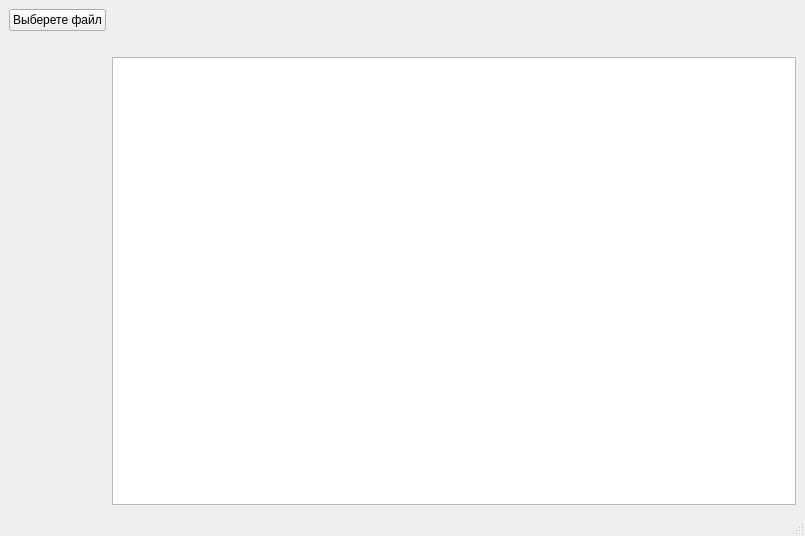
Before: the Qt Designer form GUI/untitled.ui in Spyke09/EnglishBooksAnalises, drawn with Qt 5.
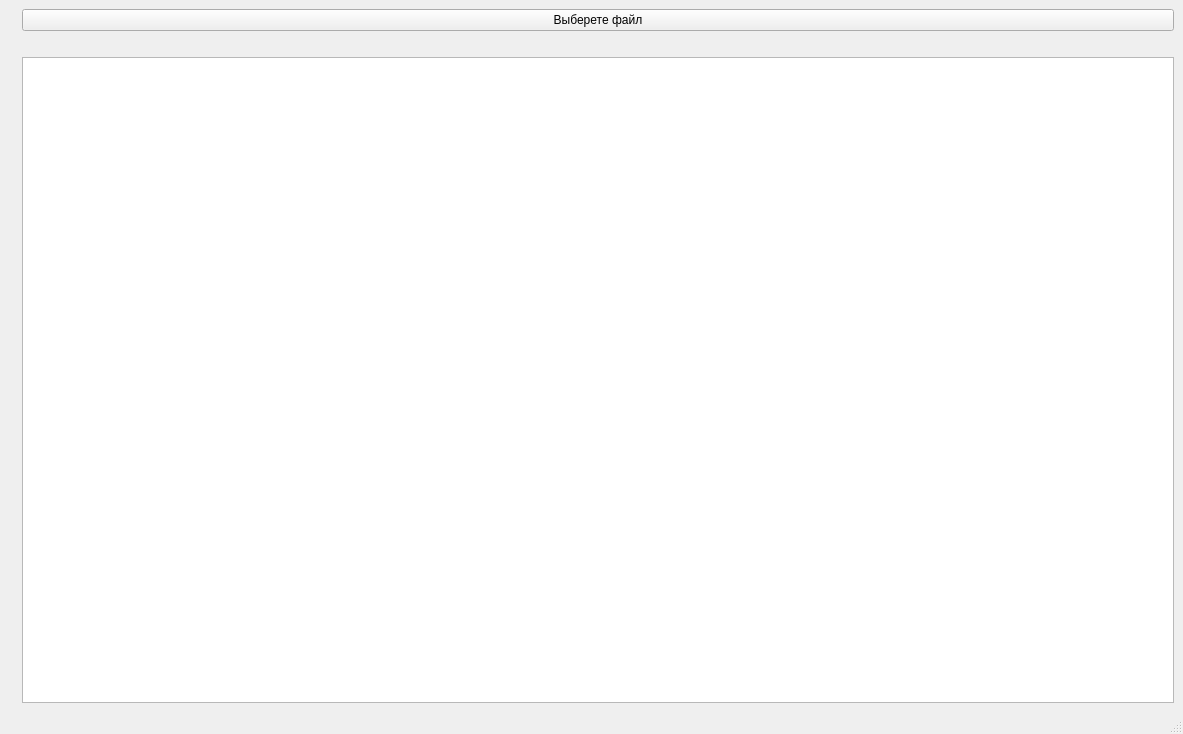
After: the same form once the commit is applied.

What changed in the file:
```diff
--- a/GUI/untitled.ui
+++ b/GUI/untitled.ui
@@ -6,8 +6,8 @@
    <rect>
     <x>0</x>
     <y>0</y>
-    <width>805</width>
-    <height>536</height>
+    <width>1183</width>
+    <height>734</height>
    </rect>
   </property>
   <property name="minimumSize">
@@ -23,31 +23,17 @@
    <layout class="QHBoxLayout" name="horizontalLayout">
     <item>
      <layout class="QGridLayout" name="gridLayout">
-      <item row="1" column="0">
-       <widget class="QLabel" name="label">
-        <property name="text">
-         <string/>
-        </property>
-       </widget>
-      </item>
-      <item row="0" column="0">
-       <widget class="QPushButton" name="pushButton">
-        <property name="text">
-         <string>Выберете файл</string>
-        </property>
-       </widget>
-      </item>
-      <item row="2" column="1">
-       <widget class="QListWidget" name="listWidget"/>
-      </item>
-      <item row="1" column="1">
+      <item row="1" column="2">
        <widget class="QLabel" name="label_2">
         <property name="text">
          <string/>
         </property>
        </widget>
       </item>
-      <item row="2" column="0">
+      <item row="3" column="2">
+       <widget class="QListWidget" name="listWidget"/>
+      </item>
+      <item row="3" column="0">
        <layout class="QVBoxLayout" name="verticalLayout_1">
         <property name="spacing">
          <number>6</number>
@@ -63,6 +49,27 @@
         </property>
        </layout>
       </item>
+      <item row="0" column="2">
+       <widget class="QPushButton" name="pushButton">
+        <property name="text">
+         <string>Выберете файл</string>
+        </property>
+       </widget>
+      </item>
+      <item row="0" column="0">
+       <widget class="QLabel" name="label">
+        <property name="text">
+         <string/>
+        </property>
+       </widget>
+      </item>
+      <item row="1" column="0">
+       <widget class="QLabel" name="label_3">
+        <property name="text">
+         <string/>
+        </property>
+       </widget>
+      </item>
      </layout>
     </item>
    </layout>
```
